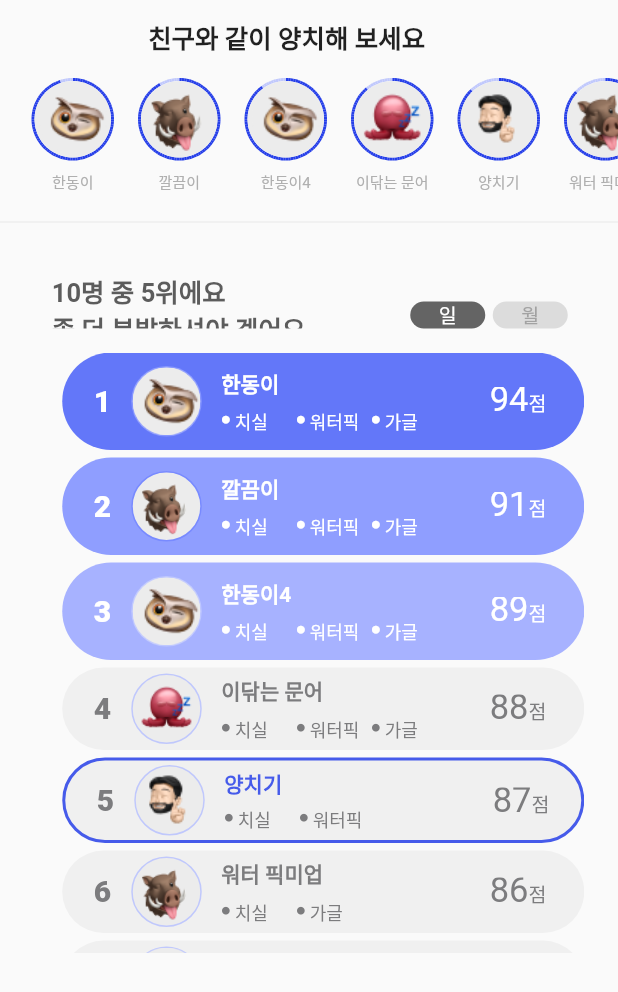
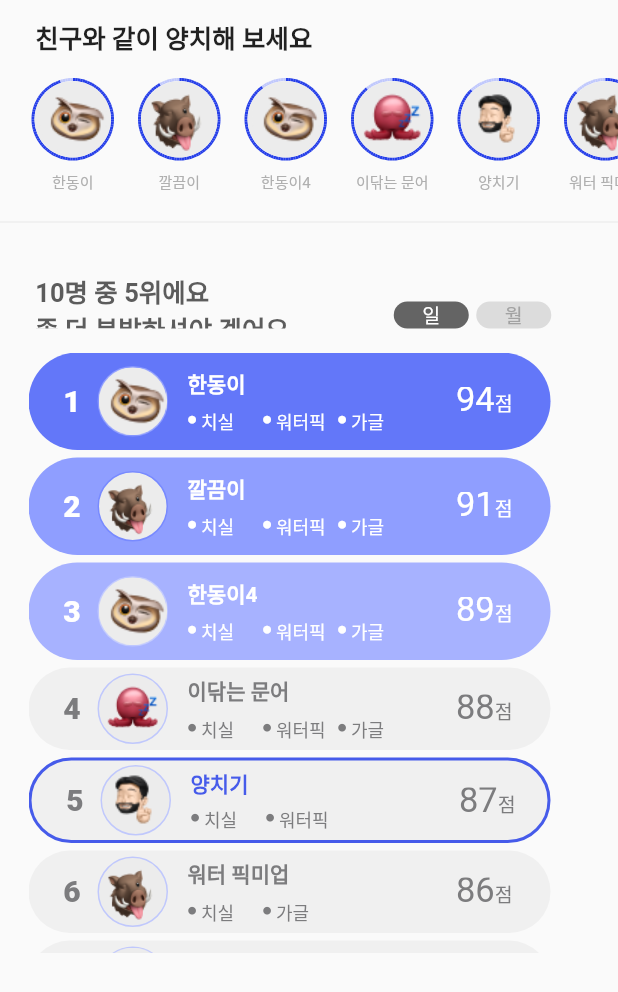
Before and after one commit to ko-inseoklee/FLUTTER_BRUSH_TEETH, a Flutter app: the FriendList widget shown alone on an empty page, opened directly, on a phone screen of 412 x 824 dp. Shown: the top 992 px of the screen. Run offline on Flutter 3.47's test engine with Material 2 defaults, Android fonts, the phone set to English and light mode, and no system bars; our stand-ins replace dotted_border; accounts and stored records are empty; network calls fail; Roboto replaces fonts that are missing (Pretendard).

Commit message:
외주 요청 사항 수정 완료

```diff
--- a/lib/friends/FriendListTile.dart
+++ b/lib/friends/FriendListTile.dart
@@ -52,9 +52,9 @@ class FriendListTile extends StatelessWidget {
       child: Row(
         children: [
           Container(
-            width: 20,
+            width: 24,
             height: 34,
-            margin: EdgeInsets.only(top: 16,left: 21),
+            margin: EdgeInsets.only(top: 16,left: 17), alignment: Alignment.topCenter,
             child: Text(rank.toString(), style: TextStyle(fontSize: 20,fontWeight: FontWeight.w800,color: rank <= 3? Color(0xffFFFFFF): Color(0xff7C7C7E),height: 1),),
           ),
           Container(
--- a/lib/friends/FrientList.dart
+++ b/lib/friends/FrientList.dart
@@ -25,6 +25,7 @@ class _FriendListState extends State<FriendList> {
   @override
   Widget build(BuildContext context) {
     return Column(
+      crossAxisAlignment: CrossAxisAlignment.start,
       children: [
         Container(
           width: 238,
```
Also changed, not shown: lib/home/HomeTab.dart (+8 -3 lines), images/reports/teeth/bottom.png, images/reports/teeth/front.png, 4 other files.
